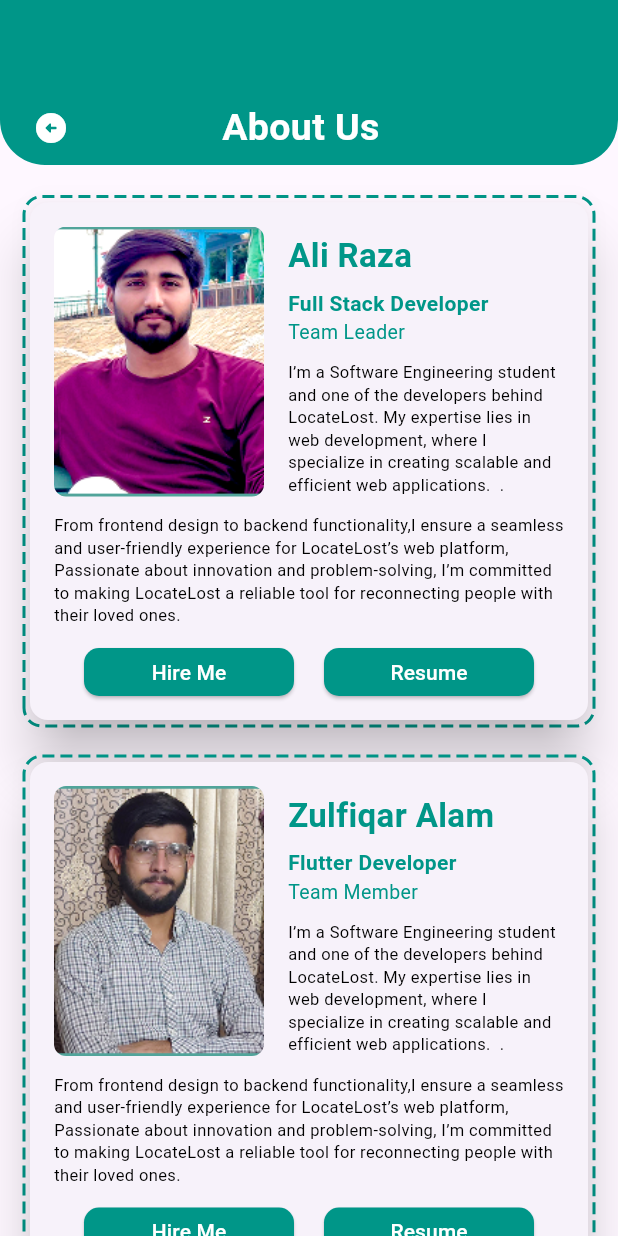
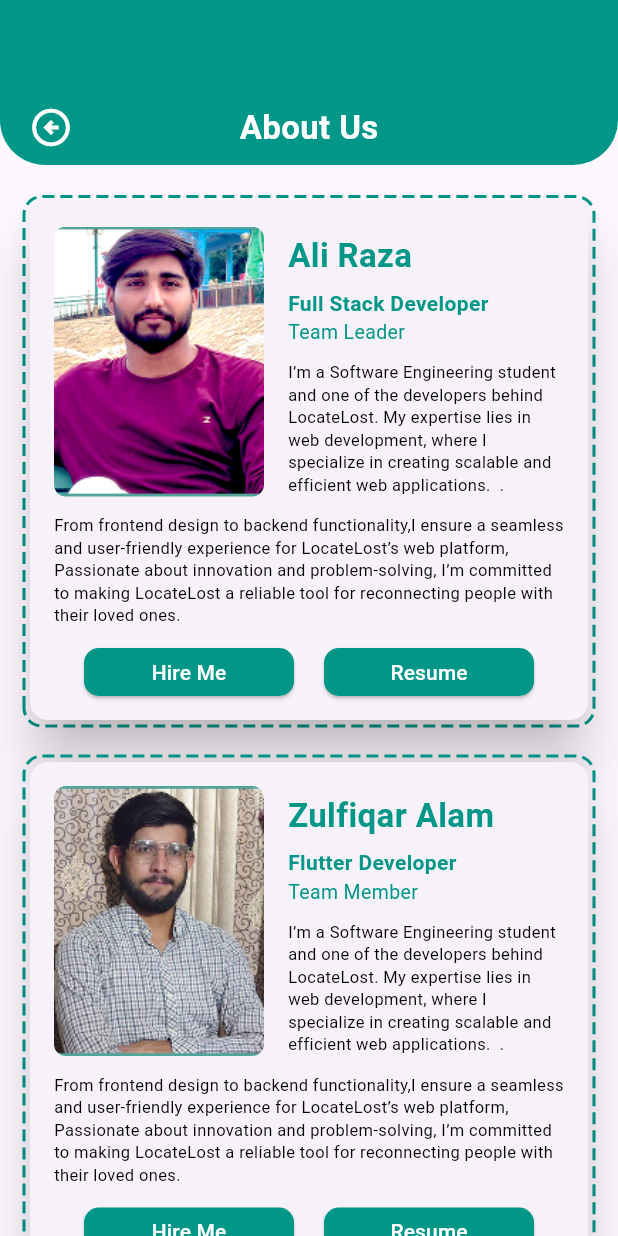
Before and after one commit to ZulfiqarAlam18/locate-lost, a Flutter app: the screen it shows after launch, on a phone screen of 412 x 824 dp. Run offline on Flutter 3.47's test engine with Material 3 defaults, Android fonts, the phone set to English and light mode, and no system bars; drawn by our look-alikes of dotted_border; our stand-ins replace google_fonts, percent_indicator, smooth_page_indicator.

Commit message:
icon custimization added and text widget centerilized

```diff
--- a/lib/Widgets/custom_appBar.dart
+++ b/lib/Widgets/custom_appBar.dart
@@ -1,51 +1,60 @@
 import 'package:flutter/material.dart';
 import 'package:locat_lost/colors.dart';
 
-
-
-class CustomAppBar extends StatelessWidget{
-
+class CustomAppBar extends StatelessWidget {
   final String text;
   final VoidCallback onPressed;
+  final IconData icon; // New: Accept icon from parent
 
-  CustomAppBar({
+  const CustomAppBar({
     super.key,
     required this.text,
     required this.onPressed,
-
+    this.icon = Icons.arrow_circle_left_outlined, // Default icon
   });
 
-
+  @override
   Widget build(BuildContext context) {
     return Container(
-      padding: EdgeInsets.only(top: 60,left: 10),
-      width: 430,
+      padding: const EdgeInsets.only(top: 60),
+      width: double.infinity,
       height: 110,
       decoration: BoxDecoration(
         color: AppColors.primary,
-        borderRadius: BorderRadius.only(
+        borderRadius: const BorderRadius.only(
           bottomRight: Radius.circular(30),
           bottomLeft: Radius.circular(30),
         ),
       ),
-      child: Row(
+      child: Stack(
+        alignment: Alignment.center,
         children: [
+          // Centered title
+          Text(
+            text,
+            style: TextStyle(
+              fontSize: 22,
+              color: AppColors.secondary,
+              fontWeight: FontWeight.w600,
+            ),
+          ),
 
-          IconButton(onPressed: onPressed, icon: Icon(Icons.arrow_circle_left_rounded,color: AppColors.secondary,)),
-          SizedBox(width:  90,),
-          Text(text,style: TextStyle(
-            fontSize: 25,
-            color: AppColors.secondary,
-            fontWeight: FontWeight.w600,
-          ),),
+          // Customizable Icon Button
+          Positioned(
+            left: 10,
+            top: 0,
+            bottom: 0,
+            child: IconButton(
+              onPressed: onPressed,
+              icon: Icon(
+                icon, // <- Your custom icon here
+                color: AppColors.secondary,
+                size: 30,
+              ),
+            ),
+          ),
         ],
       ),
     );
   }
-
-
-
-
-
-
 }
```
